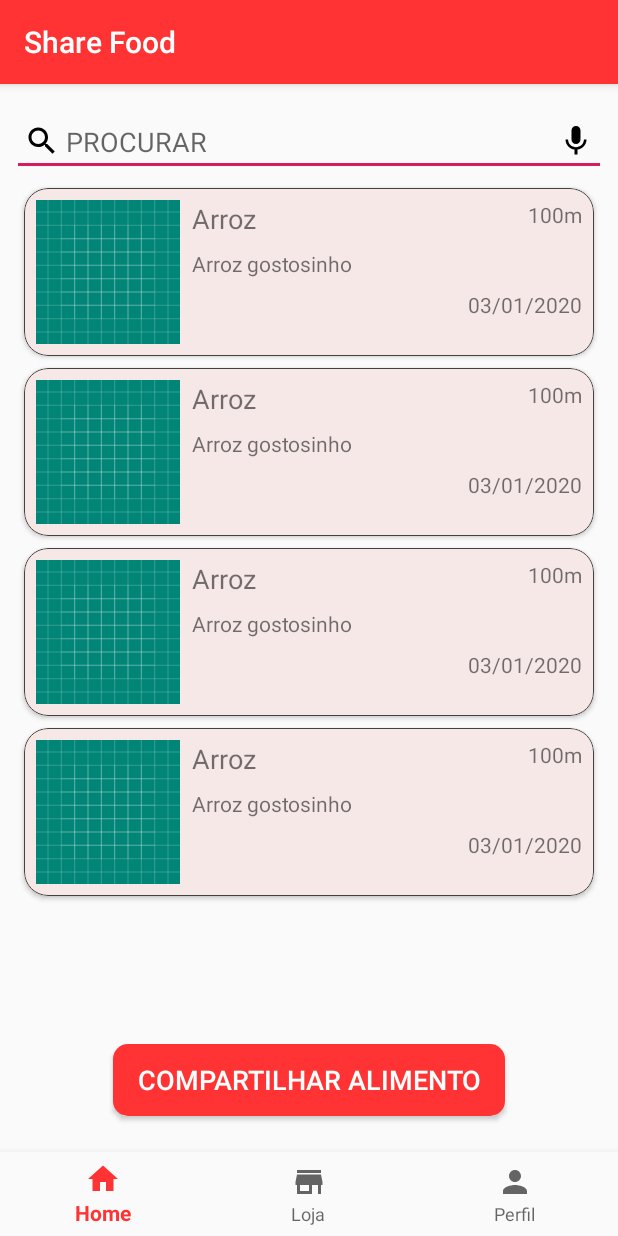
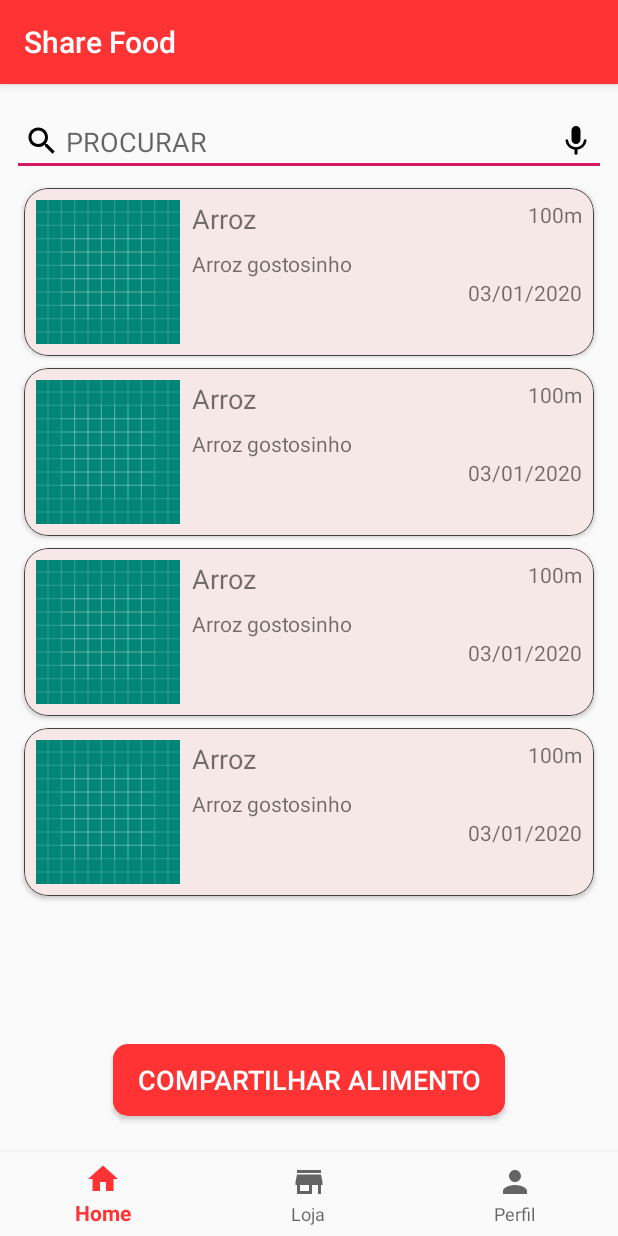
Before and after one commit to fernandoasg/Share-Food, an Android app: the HomeFragment screen opened directly, with no data from a screen before it, on a phone screen of 412 x 824 dp. Run offline under Robolectric (Android 15) with nearby library versions, the phone set to English and light mode, and no system bars; our stand-ins replace Room's generated code.

Commit message:
Correções

```diff
--- a/Projects/Android Project/ShareFood/app/src/main/java/com/example/sharefood/fragment/HomeFragment.java
+++ b/Projects/Android Project/ShareFood/app/src/main/java/com/example/sharefood/fragment/HomeFragment.java
@@ -23,16 +23,19 @@ import com.example.sharefood.viewmodel.FoodPostViewModel;
 
 public class HomeFragment extends Fragment {
 
+    FoodPostViewModel foodPostViewModel;
+    RecyclerView recyclerView;
+
     @Nullable
     @Override
     public View onCreateView(@NonNull LayoutInflater inflater, @Nullable ViewGroup container, @Nullable Bundle savedInstanceState) {
         View view =  inflater.inflate(R.layout.fragment_home, container, false);
 
-        RecyclerView recyclerView = view.findViewById(R.id.food_posts_recycler_view);
+        recyclerView = view.findViewById(R.id.food_posts_recycler_view);
         recyclerView.setLayoutManager(new LinearLayoutManager(this.getContext()));
         recyclerView.setHasFixedSize(true);
 
-        FoodPostViewModel foodPostViewModel = ViewModelProviders.of(getActivity()).get(FoodPostViewModel.class);
+        foodPostViewModel = ViewModelProviders.of(getActivity()).get(FoodPostViewModel.class);
 
         FoodPostAdapter adapter = new FoodPostAdapter();
         adapter.setFoodPosts(foodPostViewModel.getAllFoodPosts());
--- a/Projects/Android Project/ShareFood/app/src/main/res/layout/activity_create_food_post.xml
+++ b/Projects/Android Project/ShareFood/app/src/main/res/layout/activity_create_food_post.xml
@@ -53,7 +53,7 @@
         android:layout_width="match_parent"
         android:layout_height="wrap_content"
         android:layout_marginTop="16dp"
-        android:inputType="date"
+        android:inputType="textMultiLine"
         android:hint="@string/horario_para_retirar"
         android:paddingLeft="8dp"/>
 
--- a/Projects/Android Project/ShareFood/app/src/main/res/layout/alimento_card_item.xml
+++ b/Projects/Android Project/ShareFood/app/src/main/res/layout/alimento_card_item.xml
@@ -39,7 +39,7 @@
             android:layout_marginTop="8dp"
             android:layout_marginLeft="8dp"
             android:autoSizeTextType="uniform"
-            android:text="Descrição com pontosponto pont ospont ospontosponto spontospontos no final..."
+            android:text="sdfsdf sdfsd fsdf sdf sdfos po ntos ponto spontospontos no final..."
             android:layout_below="@+id/food_post_title"
             android:layout_toEndOf="@+id/food_post_image"
             android:layout_toRightOf="@+id/food_post_image"/>
@@ -58,10 +58,10 @@
             android:id="@+id/food_post_date"
             android:layout_width="wrap_content"
             android:layout_height="wrap_content"
-            android:layout_marginTop="8dp"
             android:text="03/jan/20"
             android:layout_below="@id/food_post_description"
-            android:layout_alignParentRight="true"/>
+            android:layout_alignParentRight="true"
+            />
     </RelativeLayout>
 
 </com.google.android.material.card.MaterialCardView>
```
